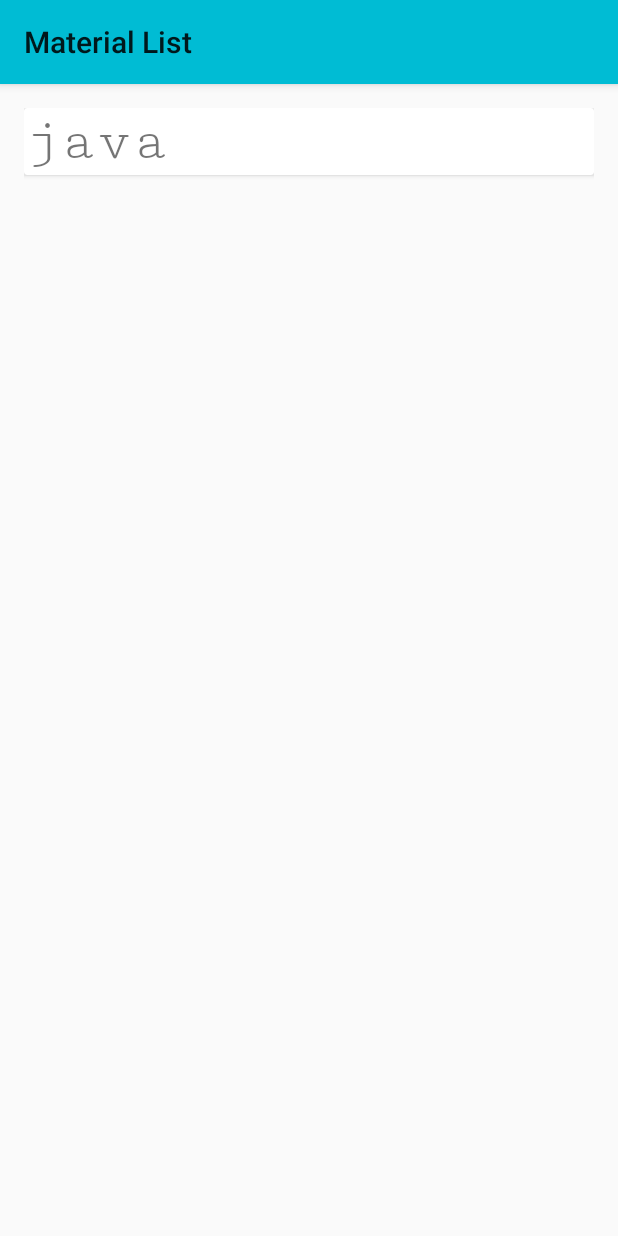
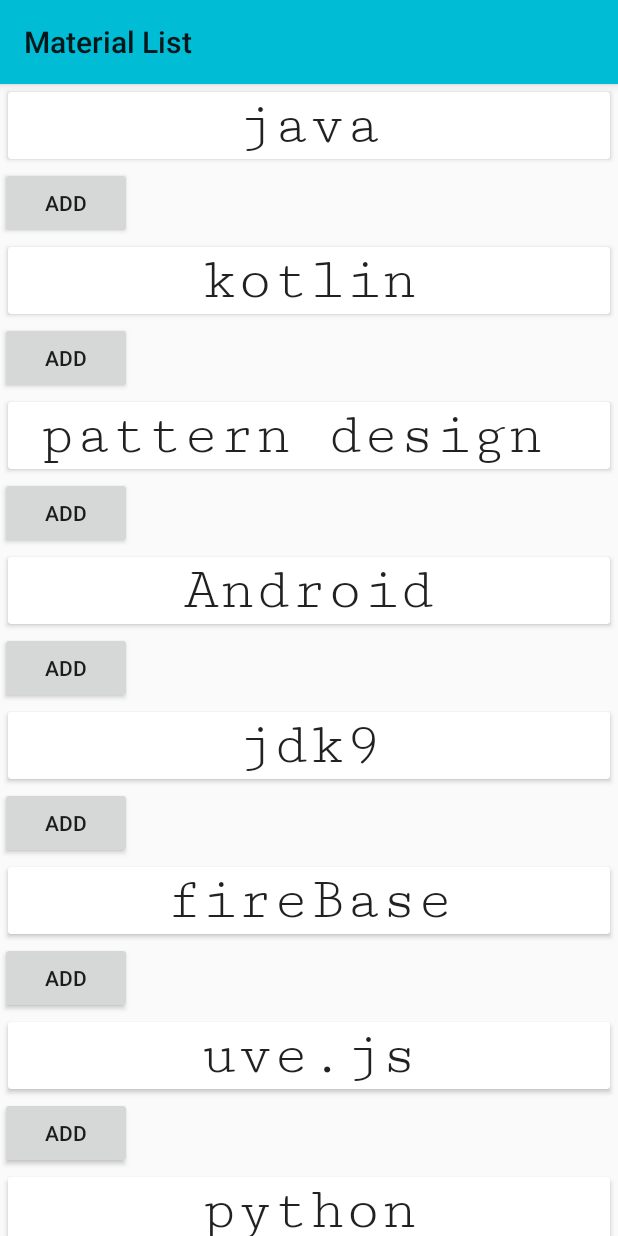
Before and after one commit to abdulrahmanabdullah/priorityTaskDemo6-javaCode, an Android app: the MaterialTarget screen opened directly, with no data from a screen before it, on a phone screen of 412 x 824 dp. Run offline under Robolectric (Android 15) with nearby library versions, the phone set to English and light mode, and no system bars.

Commit message:
change layout of layout_item_list.xml

```diff
--- a/app/src/main/res/layout/layout_item_list.xml
+++ b/app/src/main/res/layout/layout_item_list.xml
@@ -1,18 +1,29 @@
 <?xml version="1.0" encoding="utf-8"?>
-<LinearLayout xmlns:android="http://schemas.android.com/apk/res/android"
-    android:padding="16dp"
+<LinearLayout
+    xmlns:android="http://schemas.android.com/apk/res/android"
     android:orientation="vertical"
     android:layout_width="match_parent"
-    android:layout_height="match_parent">
+    android:layout_height="wrap_content"
+    >
+
 
 <android.support.v7.widget.CardView
     android:layout_width="match_parent"
-    android:layout_height="wrap_content">
+    android:layout_margin="5dp"
+    android:layout_height="match_parent"
+    >
     <TextView
         android:id="@+id/tv_itmes_list"
+        android:textAlignment="center"
         android:fontFamily="serif-monospace"
         android:textSize="40sp"
+        style="@style/TextAppearance.AppCompat.Title"
         android:layout_width="match_parent"
         android:layout_height="wrap_content" />
 </android.support.v7.widget.CardView>
-</LinearLayout>
+
+    <Button
+        android:text="Add"
+        android:layout_width="wrap_content"
+        android:layout_height="wrap_content" />
+    </LinearLayout>
```
